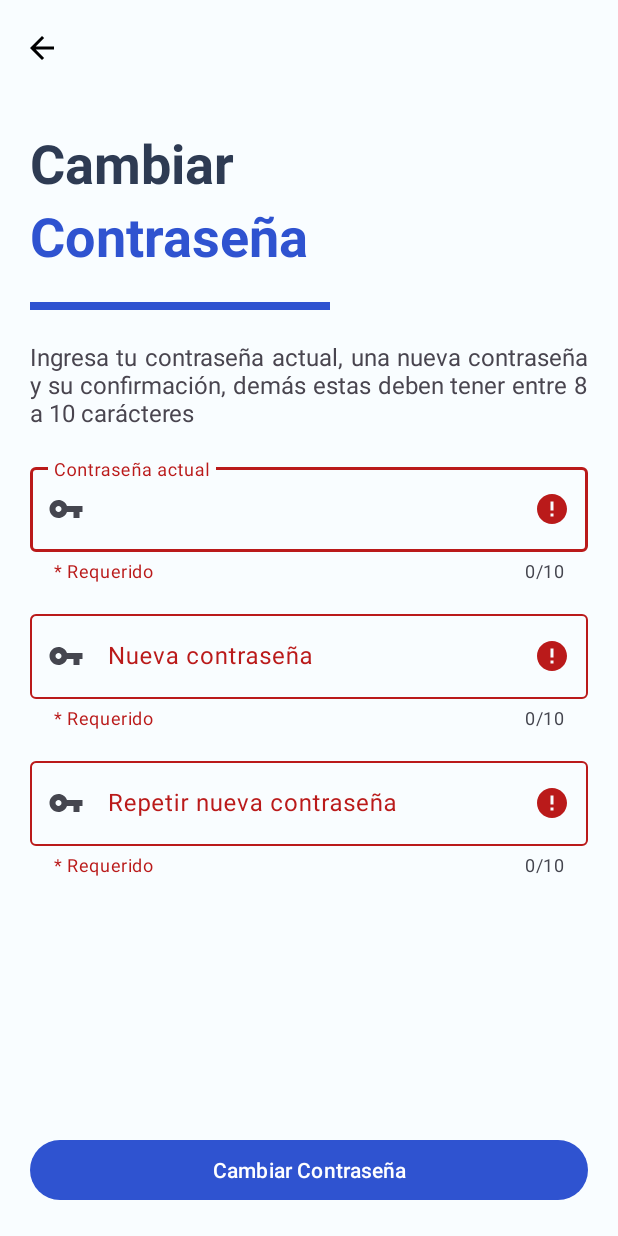
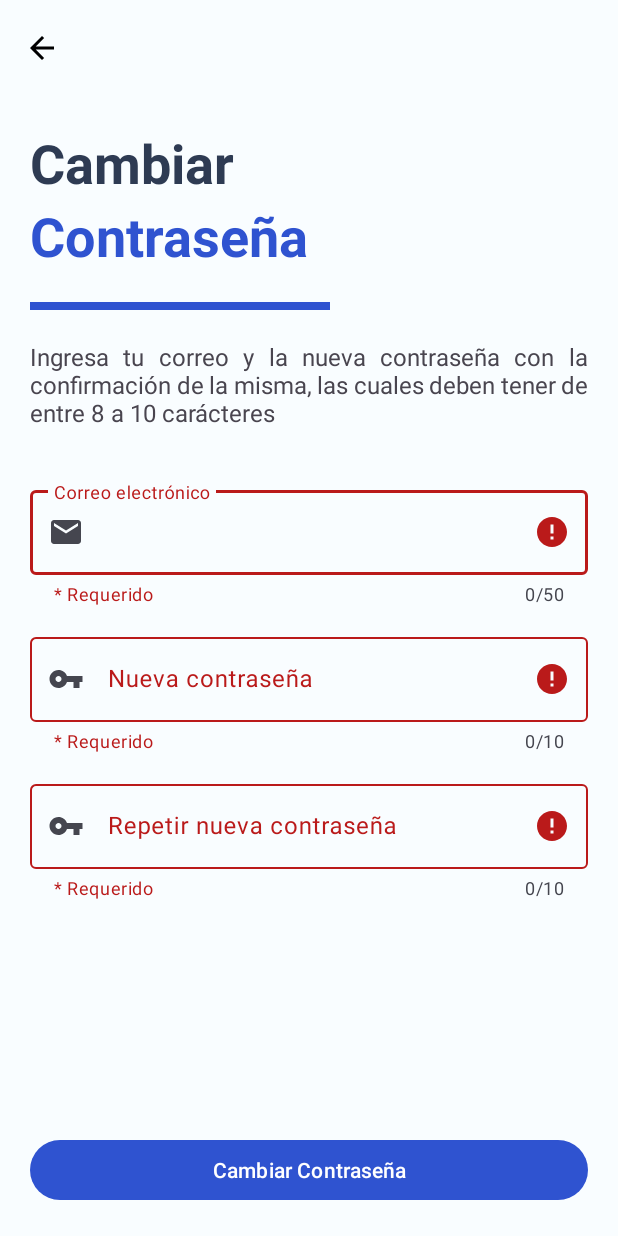
Before and after one commit to NunnaTech/HeyFix-Worker, an Android app: the ChangePasswordActivity screen opened directly, with no data from a screen before it, after a tap on "Cambiar Contraseña", on a phone screen of 412 x 824 dp. Run offline under Robolectric (Android 15) with nearby library versions, the phone set to English and light mode, and no system bars; our stand-ins replace Firebase (no records; nobody signed in at launch, a user with empty details on screens opened directly).

Commit message:
add change password of worker

```diff
--- a/app/src/main/java/com/pandadevs/heyfix_worker/view/ChangePasswordActivity.kt
+++ b/app/src/main/java/com/pandadevs/heyfix_worker/view/ChangePasswordActivity.kt
@@ -4,8 +4,10 @@ import androidx.appcompat.app.AppCompatActivity
 import android.os.Bundle
 import androidx.core.widget.doOnTextChanged
 import com.google.android.material.textfield.TextInputLayout
+import com.google.firebase.auth.FirebaseAuth
 import com.pandadevs.heyfix_worker.databinding.ActivityChangePasswordBinding
 import com.pandadevs.heyfix_worker.utils.SnackbarShow
+import com.pandadevs.heyfix_worker.utils.Validations
 import com.pandadevs.heyfix_worker.utils.Validations.fieldNotEmpty
 
 class ChangePasswordActivity : AppCompatActivity() {
@@ -20,7 +22,7 @@ class ChangePasswordActivity : AppCompatActivity() {
         setContentView(binding.root)
         binding.tbApp.setNavigationOnClickListener { finish() }
 
-        editsInputsList = listOf(binding.etCurrentlyPassword, binding.etNewPassword, binding.etRepeatNewPassword)
+        editsInputsList = listOf(binding.etEmail, binding.etNewPassword, binding.etRepeatNewPassword)
         areCorrectFieldsList = mutableListOf(false, false, false)
         activeEventListenerOnEditText()
 
@@ -29,12 +31,22 @@ class ChangePasswordActivity : AppCompatActivity() {
     }
 
     private fun checkFields() {
+        var user = FirebaseAuth.getInstance().currentUser
+        var newPassword = binding.etNewPassword.editText.toString()
+        if(user!=null){
             if (areCorrectFieldsList.none { !it } && checkPasswordsFields()) {
+                user!!.updatePassword(newPassword).addOnCompleteListener { task ->
+                    if (task.isSuccessful) {
                         SnackbarShow.showSnackbar(binding.root, "Cambio exitoso")
+                    } else {
+                        SnackbarShow.showSnackbar(binding.root, "Error al actualizar")
+                    }
+                }
             } else {
                 editsInputsList.forEachIndexed { index, it ->
                     if (!areCorrectFieldsList[index])
                         it.error = "* Requerido"
+                }
             }
         }
     }
@@ -51,8 +63,12 @@ class ChangePasswordActivity : AppCompatActivity() {
     }
 
     private fun activeEventListenerOnEditText() {
-        binding.etCurrentlyPassword.editText?.doOnTextChanged { text, _, _, _ ->
-            areCorrectFieldsList[0] = fieldNotEmpty(editsInputsList[0], text.toString())
+        binding.etEmail.editText?.doOnTextChanged { text, _, _, _ ->
+            areCorrectFieldsList[0] =
+                fieldNotEmpty(editsInputsList[0], text.toString()) && Validations.fieldRegexEmail(
+                    editsInputsList[0],
+                    text.toString()
+                )
         }
         binding.etNewPassword.editText?.doOnTextChanged { text, _, _, _ ->
             areCorrectFieldsList[1] = fieldNotEmpty(editsInputsList[1], text.toString())
--- a/app/src/main/res/layout/activity_change_password.xml
+++ b/app/src/main/res/layout/activity_change_password.xml
@@ -61,22 +61,23 @@
             android:textSize="@dimen/dimenText" />
 
         <com.google.android.material.textfield.TextInputLayout
-            android:id="@+id/etCurrentlyPassword"
+            android:id="@+id/etEmail"
             android:layout_width="match_parent"
             android:layout_height="wrap_content"
-            android:hint="@string/strCurrentlyPassword"
+            android:layout_marginTop="15dp"
+            android:hint="@string/strEmail"
             app:counterEnabled="true"
-            app:counterMaxLength="10"
-            app:endIconMode="password_toggle"
+            app:counterMaxLength="50"
+            app:endIconMode="clear_text"
             app:errorEnabled="true"
             app:helperText="* Requerido"
-            app:startIconDrawable="@drawable/ic_key">
+            app:startIconDrawable="@drawable/ic_email">
 
             <com.google.android.material.textfield.TextInputEditText
                 android:layout_width="match_parent"
                 android:layout_height="wrap_content"
-                android:inputType="textPassword"
-                android:maxLength="10" />
+                android:inputType="textEmailAddress"
+                android:maxLength="50" />
         </com.google.android.material.textfield.TextInputLayout>
 
         <com.google.android.material.textfield.TextInputLayout
--- a/app/src/main/res/values/strings.xml
+++ b/app/src/main/res/values/strings.xml
@@ -12,7 +12,7 @@
     <!--    ChangePassword Activity-->
     <string name="strTitleChangePass">Cambiar</string>
     <string name="strSubTitleChangePass">Contraseña</string>
-    <string name="strPassRequest">Ingresa tu contraseña actual, una nueva contraseña y su confirmación, demás estas deben tener entre 8 a 10 carácteres</string>
+    <string name="strPassRequest">Ingresa tu correo y la nueva contraseña con la confirmación de la misma, las cuales deben tener de entre 8 a 10 carácteres</string>
     <string name="strChangePass">Cambiar Contraseña</string>
     <string name="strCurrentlyPassword">Contraseña actual</string>
     <string name="strNewPassword">Nueva contraseña</string>
```
Lines whose indentation alone changed are shown as unchanged.
